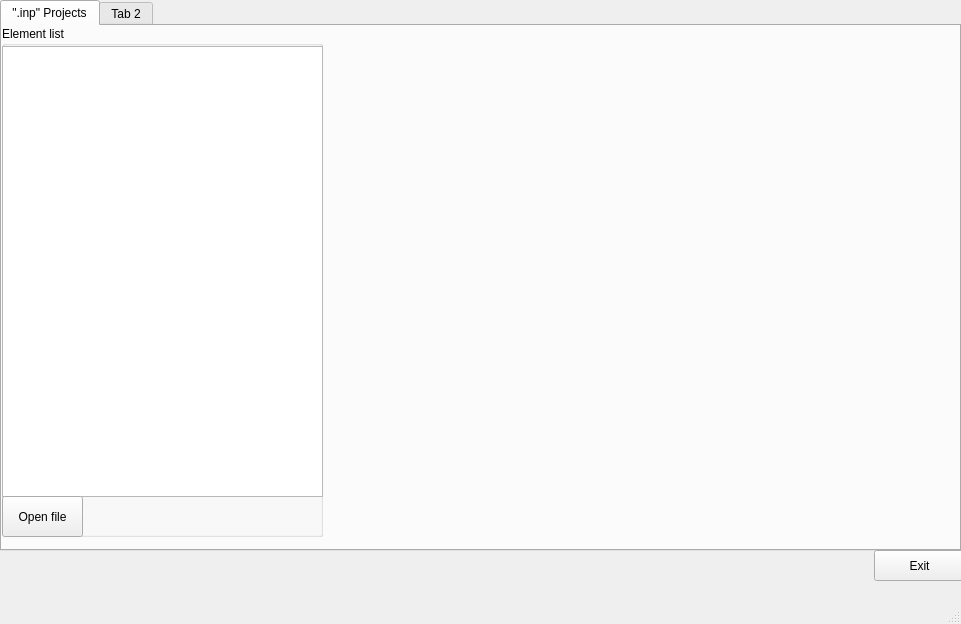
The window that MainWindow.ui (sergey32355/UTWIN_notebooks) describes before a commit, drawn with Qt 5.
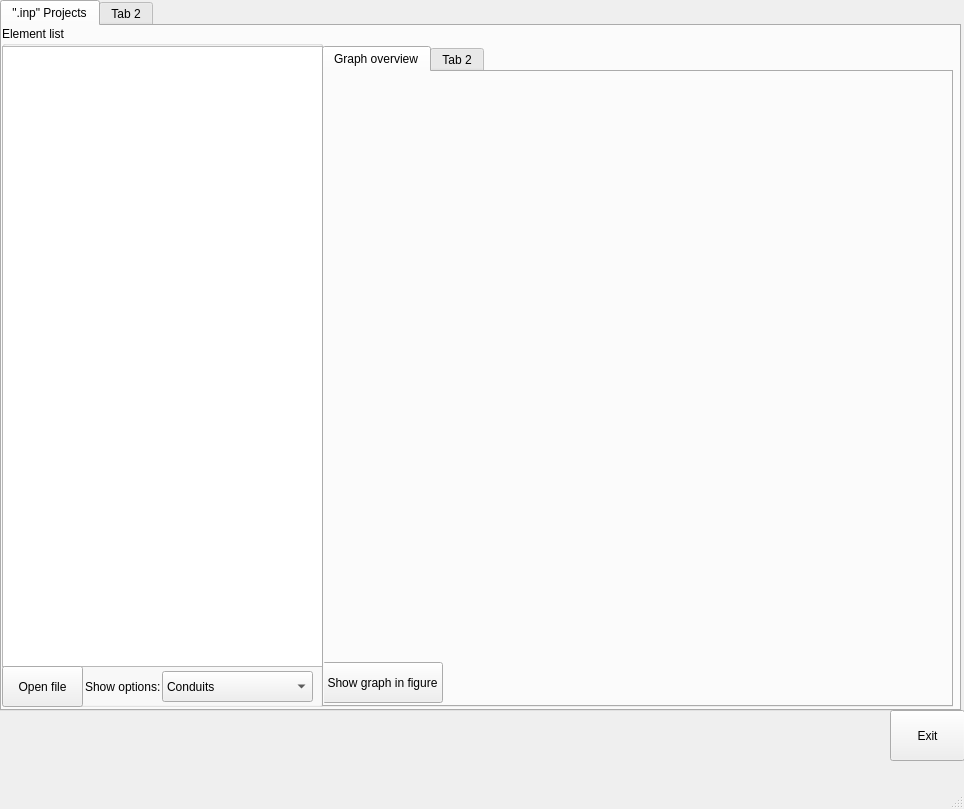
The same window after the commit.

Patch:
```diff
--- a/MainWindow.ui
+++ b/MainWindow.ui
@@ -6,8 +6,8 @@
    <rect>
     <x>0</x>
     <y>0</y>
-    <width>961</width>
-    <height>624</height>
+    <width>964</width>
+    <height>809</height>
    </rect>
   </property>
   <property name="windowTitle">
@@ -20,7 +20,7 @@
       <x>0</x>
       <y>0</y>
       <width>961</width>
-      <height>551</height>
+      <height>711</height>
      </rect>
     </property>
     <layout class="QHBoxLayout" name="horizontalLayout">
@@ -39,7 +39,7 @@
            <x>0</x>
            <y>0</y>
            <width>321</width>
-           <height>511</height>
+           <height>681</height>
           </rect>
          </property>
          <property name="title">
@@ -51,7 +51,7 @@
             <x>0</x>
             <y>20</y>
             <width>321</width>
-            <height>451</height>
+            <height>621</height>
            </rect>
           </property>
           <layout class="QHBoxLayout" name="horizontalLayout_2">
@@ -64,7 +64,7 @@
           <property name="geometry">
            <rect>
             <x>0</x>
-            <y>470</y>
+            <y>640</y>
             <width>81</width>
             <height>41</height>
            </rect>
@@ -73,6 +73,98 @@
            <string>Open file</string>
           </property>
          </widget>
+         <widget class="QComboBox" name="ListOptionsCombo">
+          <property name="geometry">
+           <rect>
+            <x>160</x>
+            <y>645</y>
+            <width>151</width>
+            <height>31</height>
+           </rect>
+          </property>
+          <item>
+           <property name="text">
+            <string>Conduits</string>
+           </property>
+          </item>
+         </widget>
+         <widget class="QLabel" name="label">
+          <property name="geometry">
+           <rect>
+            <x>83</x>
+            <y>653</y>
+            <width>81</width>
+            <height>16</height>
+           </rect>
+          </property>
+          <property name="text">
+           <string>Show options:</string>
+          </property>
+         </widget>
+        </widget>
+        <widget class="QWidget" name="verticalLayoutWidget">
+         <property name="geometry">
+          <rect>
+           <x>320</x>
+           <y>20</y>
+           <width>631</width>
+           <height>661</height>
+          </rect>
+         </property>
+         <layout class="QVBoxLayout" name="verticalLayout">
+          <item>
+           <widget class="QTabWidget" name="tabWidget_2">
+            <property name="currentIndex">
+             <number>0</number>
+            </property>
+            <widget class="QWidget" name="tab_3">
+             <attribute name="title">
+              <string>Graph overview</string>
+             </attribute>
+             <widget class="QWidget" name="horizontalLayoutWidget_3">
+              <property name="geometry">
+               <rect>
+                <x>0</x>
+                <y>0</y>
+                <width>621</width>
+                <height>291</height>
+               </rect>
+              </property>
+              <layout class="QHBoxLayout" name="horizontalLayout_3"/>
+             </widget>
+             <widget class="QWidget" name="horizontalLayoutWidget_4">
+              <property name="geometry">
+               <rect>
+                <x>0</x>
+                <y>290</y>
+                <width>621</width>
+                <height>301</height>
+               </rect>
+              </property>
+              <layout class="QHBoxLayout" name="horizontalLayout_4"/>
+             </widget>
+             <widget class="QPushButton" name="OpenInpProjectButton_2">
+              <property name="geometry">
+               <rect>
+                <x>-2</x>
+                <y>590</y>
+                <width>121</width>
+                <height>41</height>
+               </rect>
+              </property>
+              <property name="text">
+               <string>Show graph in figure</string>
+              </property>
+             </widget>
+            </widget>
+            <widget class="QWidget" name="tab_4">
+             <attribute name="title">
+              <string>Tab 2</string>
+             </attribute>
+            </widget>
+           </widget>
+          </item>
+         </layout>
         </widget>
        </widget>
        <widget class="QWidget" name="tab_2">
@@ -87,10 +179,10 @@
    <widget class="QPushButton" name="ExitButton">
     <property name="geometry">
      <rect>
-      <x>874</x>
-      <y>550</y>
-      <width>91</width>
-      <height>31</height>
+      <x>890</x>
+      <y>710</y>
+      <width>75</width>
+      <height>51</height>
      </rect>
     </property>
     <property name="text">
```
Left out of the diff: 6 changed lines with no effect on the pictures.
